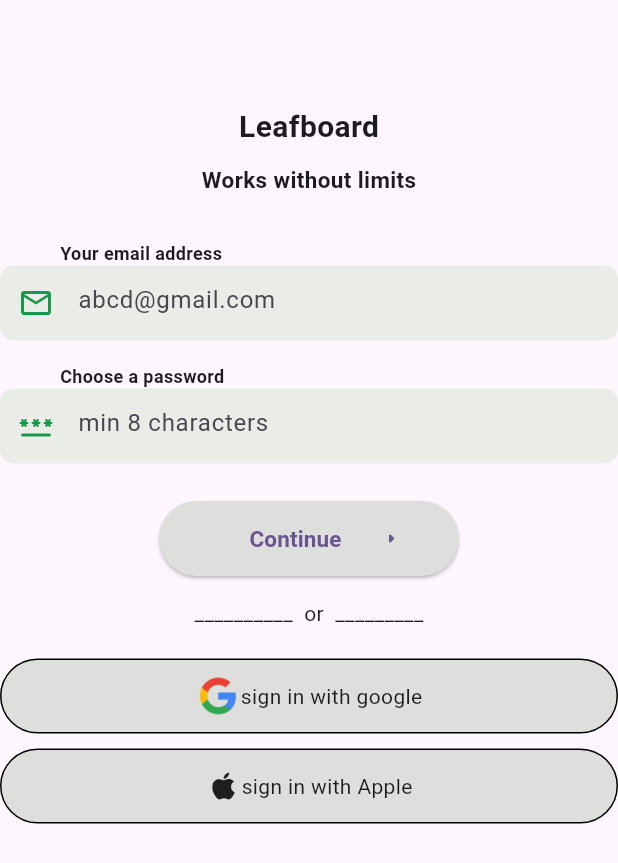
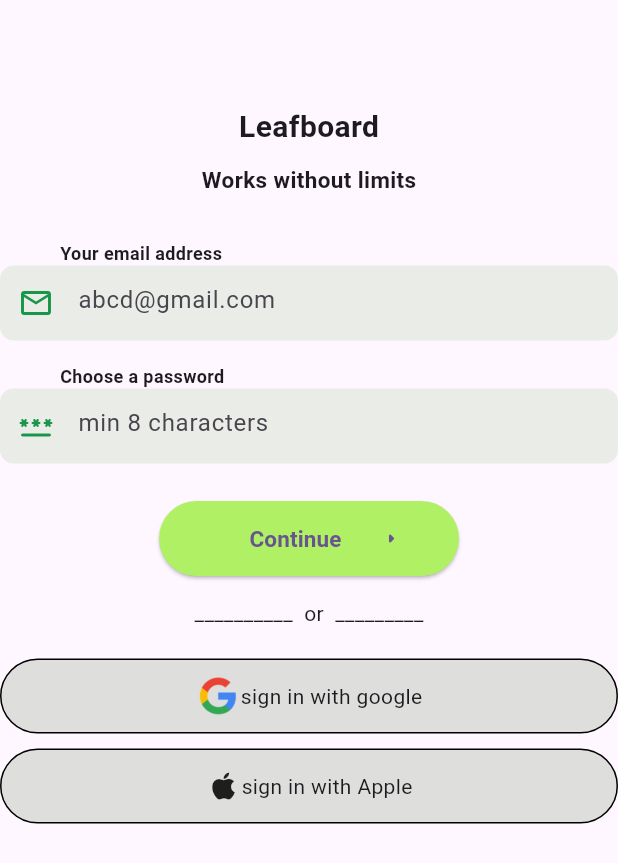
Before and after one commit to heyyashid/flutter-space, a Flutter app: the SecondPage screen opened directly, on a phone screen of 412 x 824 dp. Shown: the top 863 px of the screen. Run offline on Flutter 3.47's test engine with Material 3 defaults, Android fonts, the phone set to English and light mode, and no system bars; our stand-ins replace fluttertoast; key blocks and very long unbroken strings in the code were emptied for the run.

Commit message:
30-09-24-task

```diff
--- a/lib/30-09-24-task/secondpage.dart
+++ b/lib/30-09-24-task/secondpage.dart
@@ -11,6 +11,8 @@ class _SecondPageState extends State<SecondPage> {
   TextEditingController emailcontroll =TextEditingController();
   TextEditingController passcontroll =TextEditingController();
   final formkey =GlobalKey<FormState>();
+
+  Color? color = const Color.fromARGB(255, 176, 240, 101);
 
   @override
   Widget build(BuildContext context) {
@@ -96,7 +98,7 @@ class _SecondPageState extends State<SecondPage> {
                          child: ElevatedButton(
 
                           style: ElevatedButton.styleFrom(
-                            backgroundColor: const Color.fromARGB(255, 222, 223, 220),
+                            backgroundColor: color,
 
                           ),
 
@@ -125,16 +127,20 @@ class _SecondPageState extends State<SecondPage> {
           height: 50,
           width: 440,
           child: InkWell(
+            hoverColor: const Color.fromARGB(255, 176, 240, 101),
+            borderRadius: BorderRadius.circular(30),
             onTap: (){
 
             },
             child: Ink(
+
               width: 400,
               height: 50,
               decoration: BoxDecoration(
                 border: Border.all(),
                 borderRadius: BorderRadius.circular(30),
                 color: const Color.fromARGB(255, 222, 223, 220),
+                // color: color
               ),
               child: Row(
                 mainAxisAlignment: MainAxisAlignment.center,
```
Also changed, not shown: lib/main.dart (+6 -6 lines).
